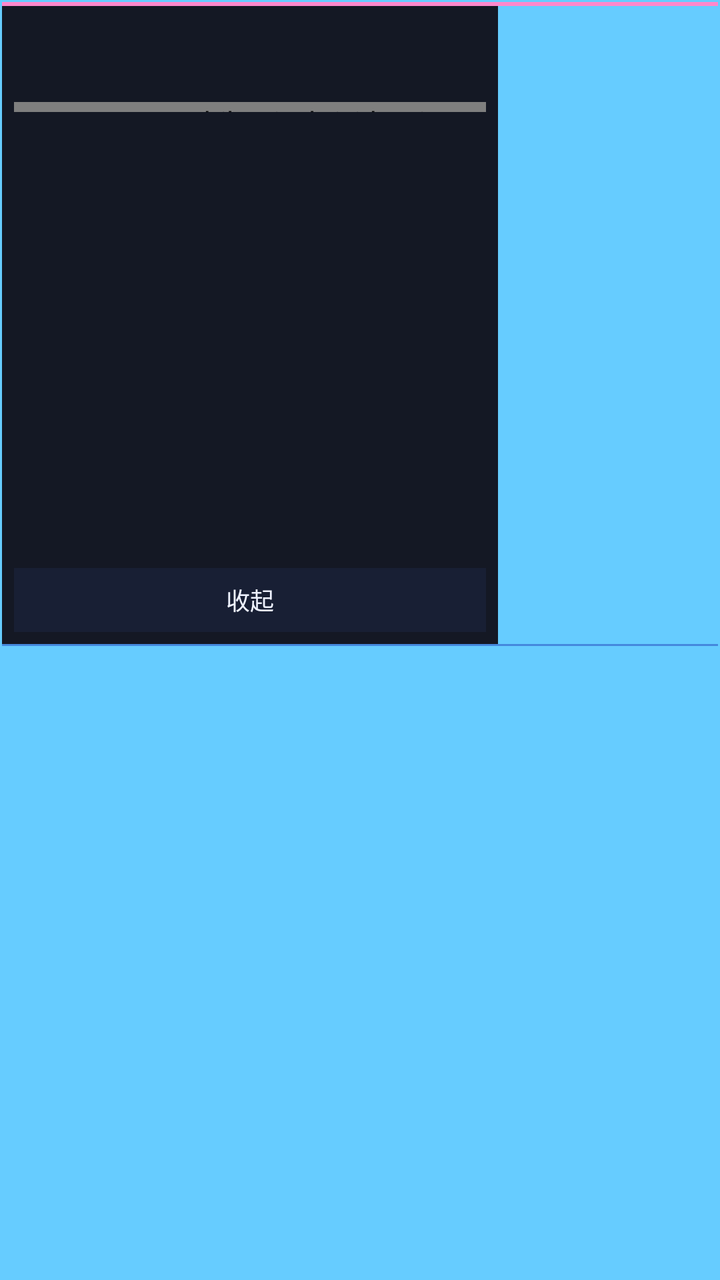
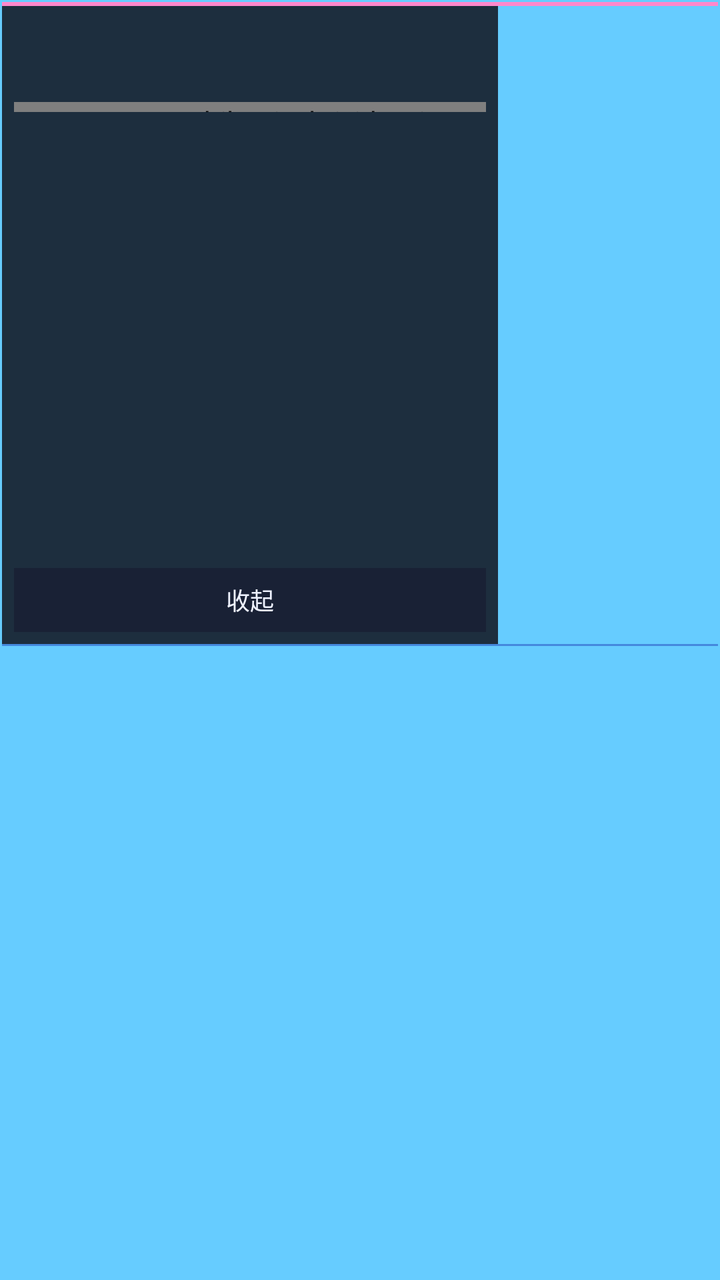

Screens rendered from an Android XML layout before and after an edit, with the pre-edit source and the edit as a unified diff.
<!-- AndroidManifest.xml: application theme Theme.VpetMobile -->
<!-- res/layout/overlay_main_menu.xml -->
<?xml version="1.0" encoding="utf-8"?>
<LinearLayout xmlns:android="http://schemas.android.com/apk/res/android"
    android:id="@+id/menuChrome"
    android:layout_width="wrap_content"
    android:layout_height="wrap_content"
    android:orientation="vertical"
    android:background="#FF66CCFF"
    android:padding="1dp">

    <View
        android:layout_width="match_parent"
        android:layout_height="2dp"
        android:background="#FFFF88CC" />

    <LinearLayout
        android:id="@+id/menuRoot"
        android:layout_width="248dp"
        android:layout_height="wrap_content"
        android:orientation="vertical"
        android:background="#FF141824"
        android:padding="6dp">

        
        <LinearLayout
            android:id="@+id/moduleRow"
            android:layout_width="match_parent"
            android:layout_height="36dp"
            android:orientation="horizontal"
            android:gravity="center_vertical" />

        <com.vpet.mobile.PixelDividerView
            android:id="@+id/menuDivider"
            android:layout_width="match_parent"
            android:layout_height="5dp"
            android:layout_marginTop="6dp"
            android:layout_marginBottom="4dp" />

        <ScrollView
            android:layout_width="match_parent"
            android:layout_height="220dp"
            android:fillViewport="true"
            android:overScrollMode="never">

            <LinearLayout
                android:id="@+id/subList"
                android:layout_width="match_parent"
                android:layout_height="wrap_content"
                android:orientation="vertical" />
        </ScrollView>

        <TextView
            android:id="@+id/btnMenuClose"
            android:layout_width="match_parent"
            android:layout_height="32dp"
            android:layout_marginTop="4dp"
            android:gravity="center"
            android:text="收起"
            android:textColor="#FFEEF2FF"
            android:textSize="12sp"
            android:background="#FF181F34" />
    </LinearLayout>

    <View
        android:layout_width="match_parent"
        android:layout_height="1dp"
        android:background="#FF4488DD" />
</LinearLayout>
<!-- resources referenced by this layout -->
<resources>
  <style name="Theme.VpetMobile" parent="Theme.MaterialComponents.DayNight.NoActionBar">
          <item name="colorPrimary">@color/accent_pink</item>
          <item name="colorPrimaryVariant">@color/btn_bg</item>
          <item name="colorOnPrimary">@color/text_main</item>
          <item name="android:statusBarColor">@color/bg_dark</item>
          <item name="android:navigationBarColor">@color/bg_dark</item>
          <item name="android:windowBackground">@color/bg_dark</item>
      </style>
  <color name="accent_pink">#FFFF88CC</color>
  <color name="btn_bg">#FF2A4060</color>
  <color name="text_main">#FFEEF2FF</color>
  <color name="bg_dark">#FF1A2030</color>
</resources>

<!-- the commit's change to res/layout/overlay_main_menu.xml (unified diff, before → after) -->
@@ -17,7 +17,7 @@
         android:layout_width="248dp"
         android:layout_height="wrap_content"
         android:orientation="vertical"
-        android:background="#FF141824"
+        android:background="@color/menu_bg"
         android:padding="6dp">
 
         
@@ -57,7 +57,7 @@
             android:text="收起"
             android:textColor="#FFEEF2FF"
             android:textSize="12sp"
-            android:background="#FF181F34" />
+            android:background="@color/menu_item_bg" />
     </LinearLayout>
 
     <View
<!-- resource entries referenced after the edit -->
@@ -1,5 +1,7 @@
 <!-- resources referenced by this layout -->
 <resources>
+  <color name="menu_bg">#E0141824</color>
+  <color name="menu_item_bg">#E0181F34</color>
   <style name="Theme.VpetMobile" parent="Theme.MaterialComponents.DayNight.NoActionBar">
           <item name="colorPrimary">@color/accent_pink</item>
           <item name="colorPrimaryVariant">@color/btn_bg</item>
